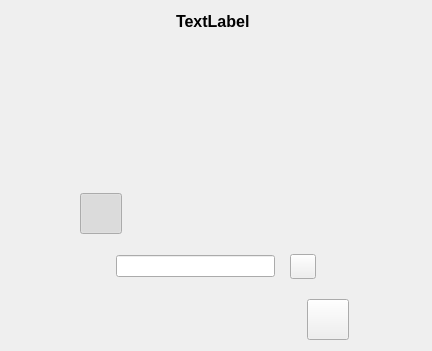
Old version of the form src/cameraOne/QvkCameraOneOptions.ui in the repository vkohaupt/vokoscreenNG.
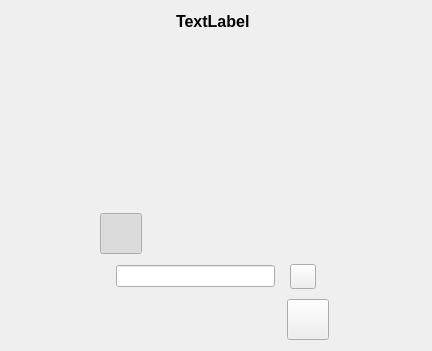
New version of the form. Icons and pictures are not drawn.

Commit message: X11 camera window

What changed in the file:
```diff
--- a/src/cameraOne/QvkCameraOneOptions.ui
+++ b/src/cameraOne/QvkCameraOneOptions.ui
@@ -78,9 +78,12 @@
    </item>
    <item>
     <layout class="QGridLayout" name="gridLayout">
-     <property name="spacing">
+     <property name="horizontalSpacing">
       <number>20</number>
      </property>
+     <property name="verticalSpacing">
+      <number>10</number>
+     </property>
      <item row="1" column="1">
       <layout class="QHBoxLayout" name="horizontalLayout_4">
        <property name="spacing">
```
